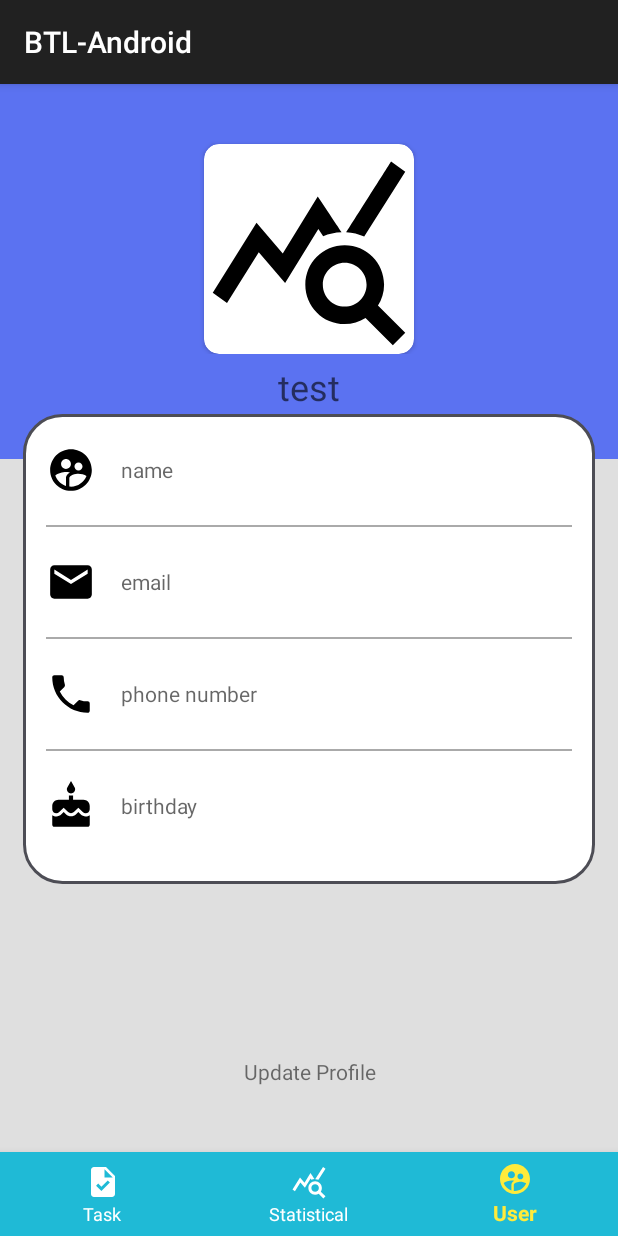
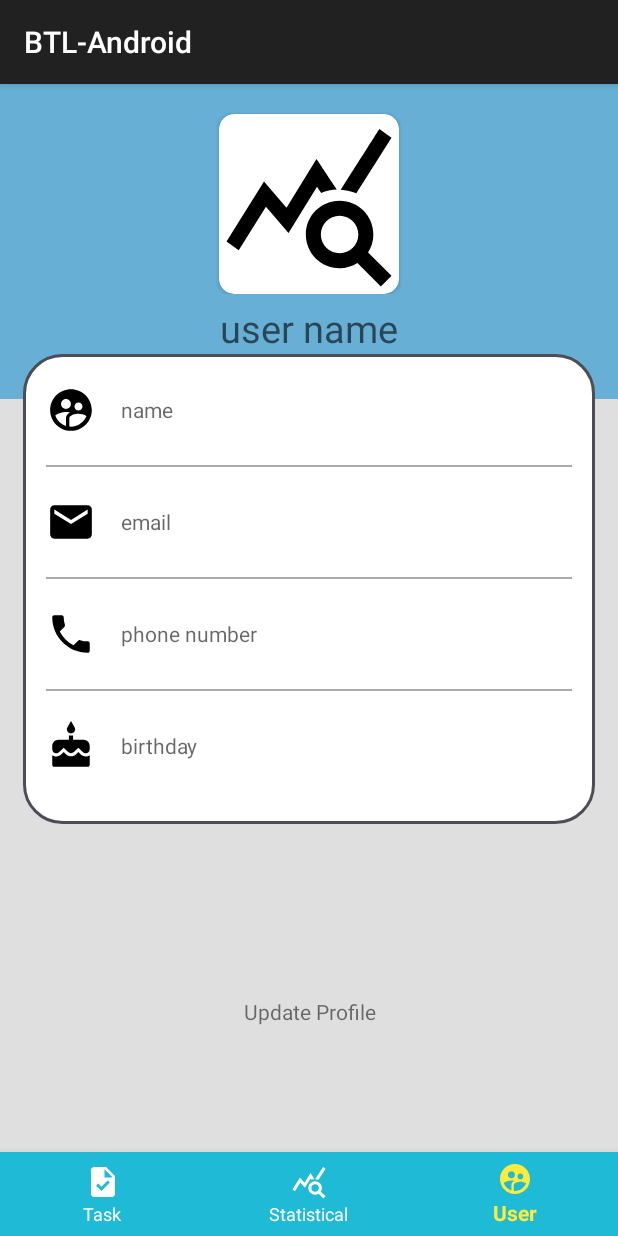
Before and after one commit to PhucP/BTL-Android, an Android app: the MainActivity screen opened directly, with no data from a screen before it, item 3 of the bottom bar chosen, on a phone screen of 412 x 824 dp. Run offline under Robolectric (Android 15) with nearby library versions, the phone set to English and light mode, and no system bars.

Commit message:
finish user profile

```diff
--- a/app/src/main/java/com/example/btl_android/Main/Adapter/ViewPagerAdapter.java
+++ b/app/src/main/java/com/example/btl_android/Main/Adapter/ViewPagerAdapter.java
@@ -1,4 +1,6 @@
 package com.example.btl_android.Main.Adapter;
+
+import android.os.Bundle;
 
 import androidx.annotation.NonNull;
 import androidx.fragment.app.Fragment;
@@ -11,19 +13,36 @@ import com.example.btl_android.Main.Fragment.FragmentStatistical;
 
 public class ViewPagerAdapter extends FragmentStatePagerAdapter {
     private static final int pageNum = 3;
-    public ViewPagerAdapter(@NonNull FragmentManager fm, int behavior) {
+    private Bundle bundle;
+    public ViewPagerAdapter(@NonNull FragmentManager fm, int behavior, Bundle bundle) {
         super(fm, behavior);
+        this.bundle = bundle;
     }
 
     @NonNull
     @Override
     public Fragment getItem(int position) {
-        System.out.println(position);
         switch (position) {
-            case 0: return new FragmentTask();
-            case 1: return new FragmentStatistical();
-            case 2: return new FragmentUser();
-            default: return new FragmentTask();
+            case 0: {
+                FragmentTask fragmentTask = new FragmentTask();
+                fragmentTask.setArguments(bundle);
+                return fragmentTask;
+            }
+            case 1: {
+                FragmentStatistical fragmentStatistical = new FragmentStatistical();
+                fragmentStatistical.setArguments(bundle);
+                return fragmentStatistical;
+            }
+            case 2: {
+                FragmentUser fragmentUser = new FragmentUser();
+                fragmentUser.setArguments(bundle);
+                return fragmentUser;
+            }
+            default: {
+                FragmentTask fragmentTask = new FragmentTask();
+                fragmentTask.setArguments(bundle);
+                return fragmentTask;
+            }
         }
     }
 
--- a/app/src/main/java/com/example/btl_android/MainActivity.java
+++ b/app/src/main/java/com/example/btl_android/MainActivity.java
@@ -4,10 +4,12 @@ import androidx.annotation.NonNull;
 import androidx.appcompat.app.AppCompatActivity;
 import androidx.viewpager.widget.ViewPager;
 
+import android.content.Intent;
 import android.os.Bundle;
 import android.view.MenuItem;
 
 import com.example.btl_android.Main.Adapter.ViewPagerAdapter;
+import com.example.btl_android.RoomDatabase.Entity.User;
 import com.google.android.material.bottomnavigation.BottomNavigationView;
 
 public class MainActivity extends AppCompatActivity {
@@ -18,12 +20,31 @@ public class MainActivity extends AppCompatActivity {
         super.onCreate(savedInstanceState);
         setContentView(R.layout.activity_main);
 
+        init();
+        activity();
+    }
+
+    private void init() {
+        //get current user from login
+        Intent intent = getIntent();
+        User currentUser = (User) intent.getSerializableExtra("currentUser");
+
         viewPager = findViewById(R.id.viewPager);
         navigationView = findViewById(R.id.navigation);
 
-        ViewPagerAdapter adapter = new ViewPagerAdapter(getSupportFragmentManager(), 4);
+        //set adapter and send user for all fragment
+        Bundle bundle = new Bundle();
+        bundle.putSerializable("currentUser", currentUser);
+        ViewPagerAdapter adapter = new ViewPagerAdapter(getSupportFragmentManager(), 3, bundle);
         viewPager.setAdapter(adapter);
+    }
 
+    private void activity() {
+        viewPagerActivity();
+        navigationViewActivity();
+    }
+
+    private void viewPagerActivity() {
         viewPager.addOnPageChangeListener(new ViewPager.OnPageChangeListener() {
             @Override
             public void onPageScrolled(int position, float positionOffset, int positionOffsetPixels) {
@@ -47,10 +68,11 @@ public class MainActivity extends AppCompatActivity {
 
             @Override
             public void onPageScrollStateChanged(int state) {
-
             }
         });
+    }
 
+    private void navigationViewActivity() {
         navigationView.setOnNavigationItemSelectedListener(new BottomNavigationView.OnNavigationItemSelectedListener() {
             @Override
             public boolean onNavigationItemSelected(@NonNull MenuItem item) {
--- a/app/src/main/java/com/example/btl_android/RegisterActivity.java
+++ b/app/src/main/java/com/example/btl_android/RegisterActivity.java
@@ -35,7 +35,7 @@ public class RegisterActivity extends AppCompatActivity {
         register.setOnClickListener(new View.OnClickListener() {
             @Override
             public void onClick(View v) {
-                String newUsername = userName.getText().toString().trim().toLowerCase();
+                String newUsername = userName.getText().toString().trim();
                 String newPassword = passWord.getText().toString().trim();
                 String reEnterPassword = reEnterPassWord.getText().toString().trim();
 
--- a/app/src/main/java/com/example/btl_android/RoomDatabase/Entity/Task.java
+++ b/app/src/main/java/com/example/btl_android/RoomDatabase/Entity/Task.java
@@ -4,10 +4,11 @@ import androidx.room.ColumnInfo;
 import androidx.room.Entity;
 import androidx.room.PrimaryKey;
 
+import java.io.Serializable;
 import java.time.LocalDateTime;
 
 @Entity(tableName = "tasks")
-public class Task {
+public class Task implements Serializable {
     @PrimaryKey(autoGenerate = true)
     private int id;
     private String time;
--- a/app/src/main/java/com/example/btl_android/RoomDatabase/Entity/User.java
+++ b/app/src/main/java/com/example/btl_android/RoomDatabase/Entity/User.java
@@ -4,10 +4,11 @@ import androidx.room.ColumnInfo;
 import androidx.room.Entity;
 import androidx.room.PrimaryKey;
 
+import java.io.Serializable;
 import java.util.List;
 
 @Entity(tableName = "users")
-public class User {
+public class User implements Serializable {
     @PrimaryKey(autoGenerate = true)
     private int id;
 
--- a/app/src/main/res/layout/fragment_user.xml
+++ b/app/src/main/res/layout/fragment_user.xml
@@ -21,8 +21,8 @@
             <RelativeLayout
                 android:id="@+id/layout_head"
                 android:layout_width="match_parent"
-                android:layout_height="250dp"
-                android:background="#5B72F1">
+                android:layout_height="210dp"
+                android:background="#68AFD6">
 
                 <RelativeLayout
                     android:layout_width="match_parent"
@@ -33,15 +33,15 @@
                         android:layout_width="wrap_content"
                         android:layout_height="wrap_content"
                         android:layout_centerHorizontal="true"
-                        android:layout_marginTop="40dp"
+                        android:layout_marginTop="20dp"
                         android:elevation="5dp"
                         app:cardCornerRadius="10dp">
 
                         <ImageView
                             android:id="@+id/imageView_profile_dp"
-                            android:layout_width="140dp"
+                            android:layout_width="120dp"
                             android:src="@drawable/baseline_query_stats_24"
-                            android:layout_height="140dp"
+                            android:layout_height="120dp"
                             android:scaleType="centerCrop" />
                     </androidx.cardview.widget.CardView>
                     <ProgressBar
@@ -56,17 +56,16 @@
                 </RelativeLayout>
 
                 <TextView
-                    android:id="@+id/textView_show_welcome"
+                    android:id="@+id/userName"
                     android:layout_width="wrap_content"
                     android:layout_height="wrap_content"
                     android:layout_below="@id/RL_imageView"
                     android:layout_centerHorizontal="true"
                     android:layout_marginTop="5dp"
                     android:layout_marginBottom="30dp"
-                    android:hint="test"
-                    android:textAlignment="center"
-                    android:textAppearance="@style/TextAppearance.AppCompat.Headline"
-                    android:textColor="@android:color/white" />
+                    android:hint="user name"
+                    android:textSize="25dp"
+                    android:textAlignment="center"/>
             </RelativeLayout>
 
             <RelativeLayout
```
Also changed, not shown: app/src/main/java/com/example/btl_android/LoginActivity.java (+4 -3 lines), app/src/main/java/com/example/btl_android/Main/Fragment/FragmentUser.java (+37 -2 lines).
